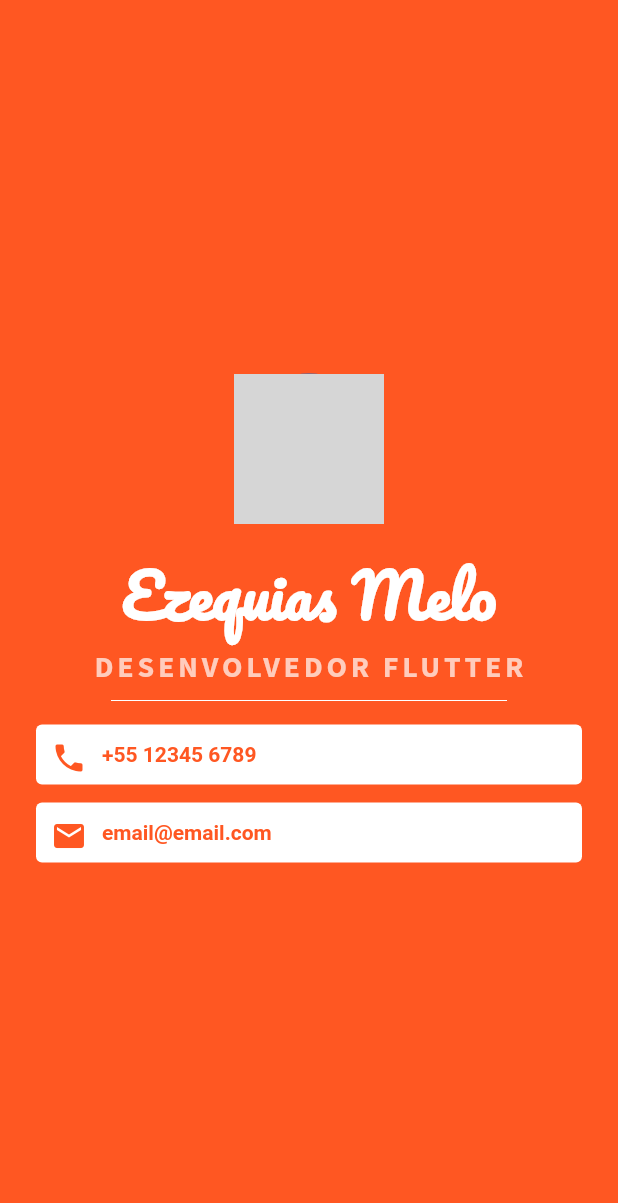
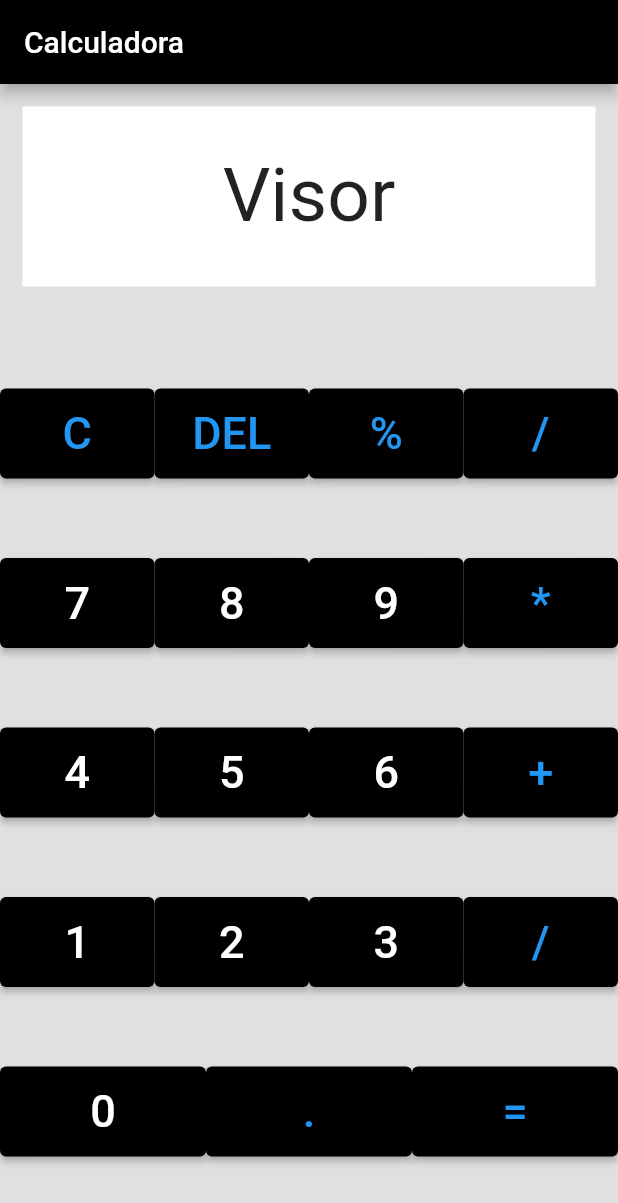
Before and after one commit to ezequiasmelo/flutter-ui-templates, a Flutter app: the screen it shows after launch, on a phone screen of 412 x 824 dp. Shown: the top 1203 px of the screen. Run offline on Flutter 3.47's test engine with Material 2 defaults, Android fonts, the phone set to English and light mode, and no system bars; our stand-ins replace google_fonts; grey boxes are pictures that could not be loaded.

Commit message:
add calculator ui

```diff
--- /dev/null
+++ b/lib/calc.dart
@@ -0,0 +1,114 @@
+// ignore_for_file: public_member_api_docs, sort_constructors_first
+import 'package:flutter/material.dart';
+
+class Calc extends StatelessWidget {
+  const Calc({super.key});
+
+  @override
+  Widget build(BuildContext context) {
+    return MaterialApp(
+      debugShowCheckedModeBanner: false,
+      home: Scaffold(
+        backgroundColor: Colors.black12,
+        appBar: AppBar(
+          title: const Text('Calculadora'),
+          backgroundColor: Colors.black,
+        ),
+        body: Column(
+          children: [
+            Container(
+              color: Colors.white,
+              margin: const EdgeInsets.all(15.0),
+              width: 400.0,
+              height: 120.0,
+              child: const Center(
+                child: Text(
+                  'Visor',
+                  style: TextStyle(fontSize: 50.0),
+                ),
+              ),
+            ),
+            Expanded(
+              child: Column(
+                mainAxisAlignment: MainAxisAlignment.spaceEvenly,
+                children: [
+                  Row(
+                    children: const [
+                      CustomElevatedButton(text: 'C', color: Colors.blue),
+                      CustomElevatedButton(text: 'DEL', color: Colors.blue),
+                      CustomElevatedButton(text: '%', color: Colors.blue),
+                      CustomElevatedButton(text: '/', color: Colors.blue),
+                    ],
+                  ),
+                  Row(
+                    children: const [
+                      CustomElevatedButton(text: '7'),
+                      CustomElevatedButton(text: '8'),
+                      CustomElevatedButton(text: '9'),
+                      CustomElevatedButton(text: '*', color: Colors.blue),
+                    ],
+                  ),
+                  Row(
+                    children: const [
+                      CustomElevatedButton(text: '4'),
+                      CustomElevatedButton(text: '5'),
+                      CustomElevatedButton(text: '6'),
+                      CustomElevatedButton(text: '+', color: Colors.blue),
+                    ],
+                  ),
+                  Row(
+                    children: const [
+                      CustomElevatedButton(text: '1'),
+                      CustomElevatedButton(text: '2'),
+                      CustomElevatedButton(text: '3'),
+                      CustomElevatedButton(text: '/', color: Colors.blue),
+                    ],
+                  ),
+                  Row(
+                    children: const [
+                      CustomElevatedButton(text: '0'),
+                      CustomElevatedButton(text: '.', color: Colors.blue),
+                      CustomElevatedButton(text: '=', color: Colors.blue),
+                    ],
+                  ),
+                ],
+              ),
+            ),
+          ],
+        ),
+      ),
+    );
+  }
+}
+
+class CustomElevatedButton extends StatelessWidget {
+  final String text;
+  final Color? color;
+
+  const CustomElevatedButton({
+    Key? key,
+    required this.text,
+    this.color,
+  }) : super(key: key);
+
+  @override
+  Widget build(BuildContext context) {
+    return Expanded(
+      child: SizedBox(
+        height: 60.0,
+        child: ElevatedButton(
+            onPressed: () {},
+            style: ButtonStyle(
+              backgroundColor: MaterialStateProperty.all(Colors.black),
+            ),
+            child: Text(
+              text,
+              style: TextStyle(
+                color: color ?? Colors.white,
+                fontSize: 30.0,
+              ),
+            )),
+      ),
+    );
+  }
+}
--- a/lib/main.dart
+++ b/lib/main.dart
@@ -1,6 +1,6 @@
 import 'package:flutter/material.dart';
-import 'package:flutter_ui_templates/my_card.dart';
+import 'package:flutter_ui_templates/calc.dart';
 
 void main() {
-  runApp(const MyCard());
+  runApp(const Calc());
 }
```
